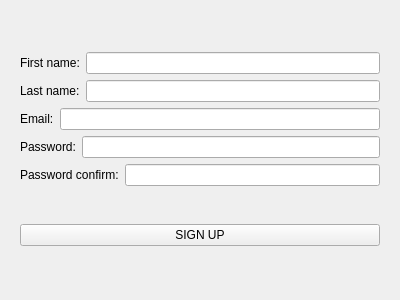
Above: mainwidget.ui from cakicjelena/DesktopTaskManager before the change. Below: the same form after it.
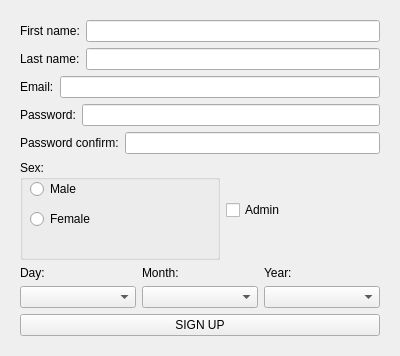
That is the form after the change.

```diff
--- a/mainwidget.ui
+++ b/mainwidget.ui
@@ -13,8 +13,8 @@
   <property name="windowTitle">
    <string>Form</string>
   </property>
-  <layout class="QVBoxLayout" name="verticalLayout">
-   <item>
+  <layout class="QGridLayout" name="gridLayout">
+   <item row="0" column="0">
     <widget class="QStackedWidget" name="stackedWidget">
      <property name="currentIndex">
       <number>2</number>
@@ -77,7 +77,7 @@
       </layout>
      </widget>
      <widget class="QWidget" name="registration">
-      <layout class="QVBoxLayout" name="verticalLayout_5">
+      <layout class="QVBoxLayout" name="verticalLayout">
        <item>
         <layout class="QVBoxLayout" name="verticalLayout_4">
          <item>
@@ -152,6 +152,103 @@
          </item>
         </layout>
        </item>
+       <item>
+        <layout class="QHBoxLayout" name="horizontalLayout_8">
+         <property name="sizeConstraint">
+          <enum>QLayout::SetDefaultConstraint</enum>
+         </property>
+         <item>
+          <widget class="QGroupBox" name="m_sexGroupBox">
+           <property name="minimumSize">
+            <size>
+             <width>200</width>
+             <height>100</height>
+            </size>
+           </property>
+           <property name="title">
+            <string>Sex:</string>
+           </property>
+           <widget class="QRadioButton" name="m_maleRadioButton">
+            <property name="geometry">
+             <rect>
+              <x>10</x>
+              <y>20</y>
+              <width>69</width>
+              <height>18</height>
+             </rect>
+            </property>
+            <property name="text">
+             <string>Male</string>
+            </property>
+           </widget>
+           <widget class="QRadioButton" name="m_femaleRadioButton">
+            <property name="geometry">
+             <rect>
+              <x>10</x>
+              <y>50</y>
+              <width>100</width>
+              <height>18</height>
+             </rect>
+            </property>
+            <property name="minimumSize">
+             <size>
+              <width>100</width>
+              <height>0</height>
+             </size>
+            </property>
+            <property name="text">
+             <string>Female</string>
+            </property>
+           </widget>
+          </widget>
+         </item>
+         <item>
+          <widget class="QCheckBox" name="m_isAdminCheckBox">
+           <property name="text">
+            <string>Admin</string>
+           </property>
+          </widget>
+         </item>
+        </layout>
+       </item>
+       <item>
+        <layout class="QHBoxLayout" name="horizontalLayout_10">
+         <item>
+          <widget class="QLabel" name="m_daylabel">
+           <property name="text">
+            <string>Day:</string>
+           </property>
+          </widget>
+         </item>
+         <item>
+          <widget class="QLabel" name="m_monthlabel">
+           <property name="text">
+            <string>Month:</string>
+           </property>
+          </widget>
+         </item>
+         <item>
+          <widget class="QLabel" name="m_yearlabel">
+           <property name="text">
+            <string>Year:</string>
+           </property>
+          </widget>
+         </item>
+        </layout>
+       </item>
+       <item>
+        <layout class="QHBoxLayout" name="horizontalLayout_9">
+         <item>
+          <widget class="QComboBox" name="m_daycombobox"/>
+         </item>
+         <item>
+          <widget class="QComboBox" name="m_monthcomboBox"/>
+         </item>
+         <item>
+          <widget class="QComboBox" name="m_yearcomboBox"/>
+         </item>
+        </layout>
+       </item>
        <item>
         <widget class="QPushButton" name="m_registerButton">
          <property name="text">
```
